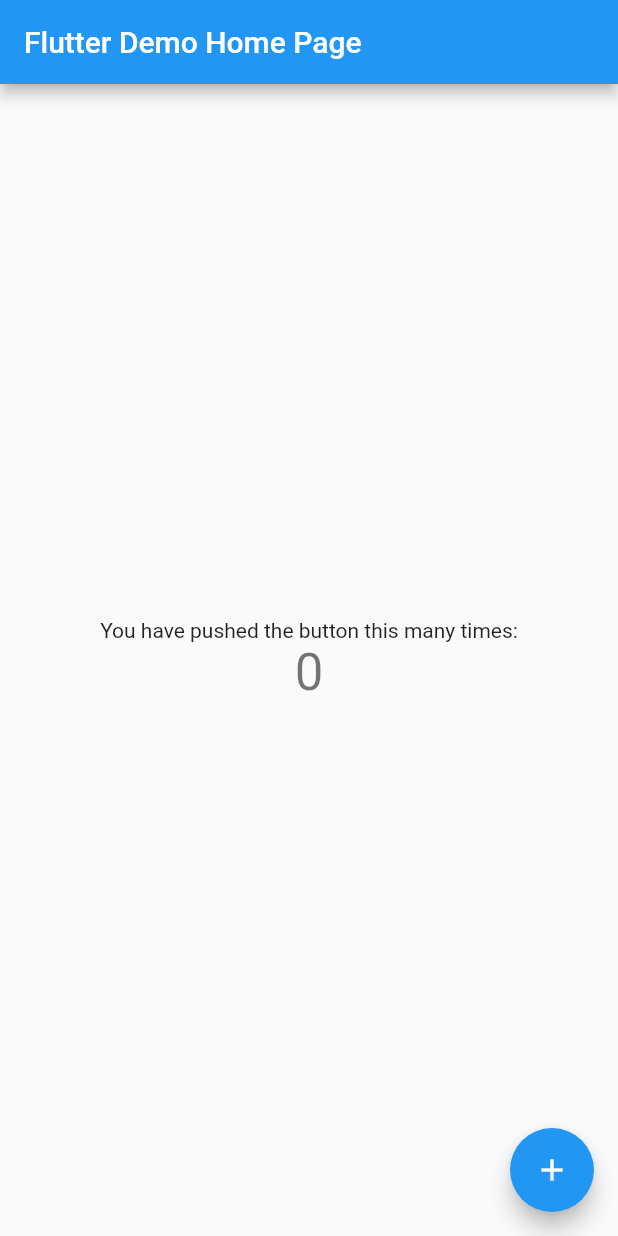
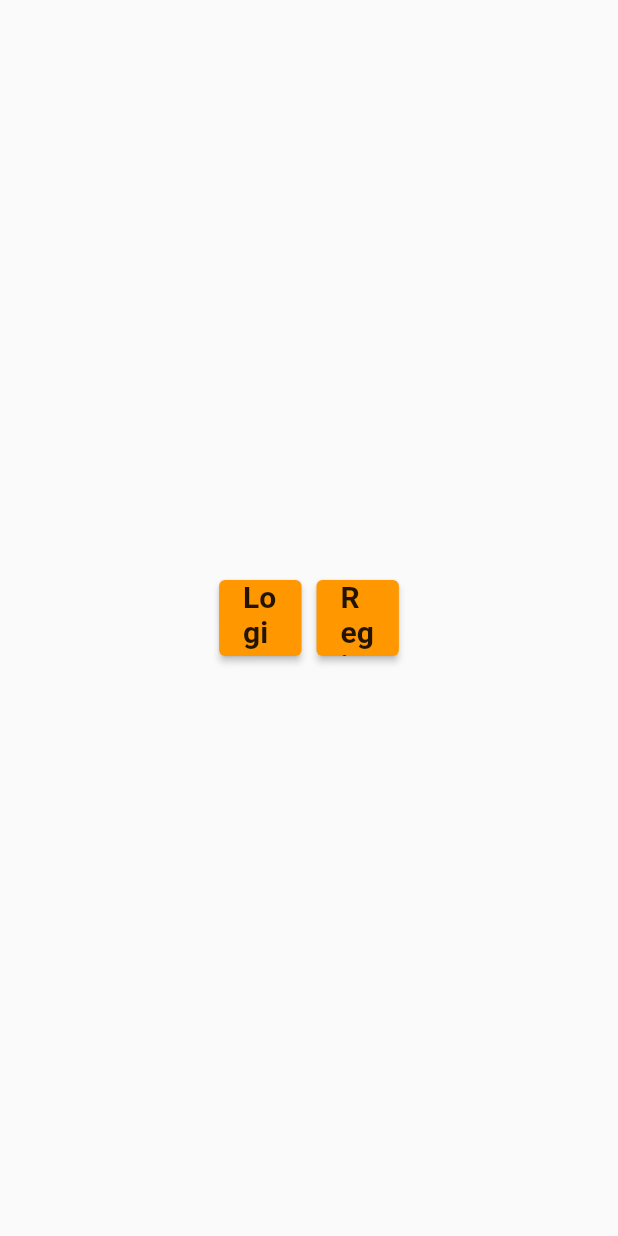
Before and after one commit to kumudithaperera/Ditto, a Flutter app: the screen it shows after launch, on a phone screen of 412 x 824 dp. Run offline on Flutter 3.47's test engine with Material 2 defaults, Android fonts, the phone set to English and light mode, and no system bars.

Commit message:
login and register pages

```diff
--- /dev/null
+++ b/ditto/lib/ditto_head.dart
@@ -0,0 +1,30 @@
+import 'package:ditto/screens/home_screen.dart';
+import 'package:ditto/screens/login_screen.dart';
+import 'package:ditto/screens/register_screen.dart';
+import 'package:ditto/screens/welcome_screen.dart';
+import 'package:flutter/material.dart';
+
+class MyApp extends StatelessWidget {
+  @override
+  Widget build(BuildContext context) {
+    return MaterialApp(
+      title: 'Ditto',
+      debugShowCheckedModeBanner: false,
+      theme: ThemeData(
+        primarySwatch: Colors.orange,
+        primaryTextTheme: TextTheme(
+          button: TextStyle(
+            fontWeight: FontWeight.bold,
+            fontSize: 20,
+          ),
+        ),
+      ),
+      initialRoute: '/',
+      routes: {
+        '/': (context) => WelcomeScreen(),
+        '/login': (context) => LoginScreen(),
+        '/register': (context) => RegisterScreen(),
+      },
+    );
+  }
+}
--- /dev/null
+++ b/ditto/lib/helper/util.dart
@@ -0,0 +1,36 @@
+import 'package:flutter/material.dart';
+
+class Utils {
+  //Call these variables to get initialized screen sizes//
+
+  static final double appBarHeight =
+      AppBar().preferredSize.height; //app bar height
+  static double statusBarHeight; //status bar height
+  static double
+      totalBodyHeight; //total screen height without appbar or status bar
+  static double
+      reducedBodyHeight; //body height with appbar and status bar reduced
+  static double
+      contentBodyHeight; //body height with appbar and status bar and bottom navigation bar reduced
+  static double bodyWidth; //total screen width
+  //Currency
+  static String currency;
+
+  //Set once in splash screen
+  static setScreenSizes(BuildContext context) {
+    statusBarHeight = MediaQuery.of(context).padding.top;
+    bodyWidth = MediaQuery.of(context).size.width;
+    totalBodyHeight = MediaQuery.of(context).size.height;
+
+    reducedBodyHeight = totalBodyHeight - appBarHeight - statusBarHeight;
+    contentBodyHeight = reducedBodyHeight * 0.866;
+  }
+
+  static getDesignWidth(designMargin) {
+    return (designMargin / 375) * bodyWidth;
+  }
+
+  static getDesignHeight(designMargin) {
+    return (designMargin / 812) * totalBodyHeight;
+  }
+}
--- a/ditto/lib/main.dart
+++ b/ditto/lib/main.dart
@@ -1,64 +1,7 @@
+import 'package:ditto/screens/home_screen.dart';
+import 'package:ditto/ditto_head.dart';
 import 'package:flutter/material.dart';
 
 void main() {
   runApp(MyApp());
 }
-
-class MyApp extends StatelessWidget {
-  @override
-  Widget build(BuildContext context) {
-    return MaterialApp(
-      title: 'Flutter Demo',
-      theme: ThemeData(
-        primarySwatch: Colors.blue,
-      ),
-      home: MyHomePage(title: 'Flutter Demo Home Page'),
-    );
-  }
-}
-
-class MyHomePage extends StatefulWidget {
-  MyHomePage({Key key, this.title}) : super(key: key);
-  final String title;
-
-  @override
-  _MyHomePageState createState() => _MyHomePageState();
-}
-
-class _MyHomePageState extends State<MyHomePage> {
-  int _counter = 0;
-
-  void _incrementCounter() {
-    setState(() {
-      _counter++;
-    });
-  }
-
-  @override
-  Widget build(BuildContext context) {
-    return Scaffold(
-      appBar: AppBar(
-        title: Text(widget.title),
-      ),
-      body: Center(
-        child: Column(
-          mainAxisAlignment: MainAxisAlignment.center,
-          children: <Widget>[
-            Text(
-              'You have pushed the button this many times:',
-            ),
-            Text(
-              '$_counter',
-              style: Theme.of(context).textTheme.headline4,
-            ),
-          ],
-        ),
-      ),
-      floatingActionButton: FloatingActionButton(
-        onPressed: _incrementCounter,
-        tooltip: 'Increment',
-        child: Icon(Icons.add),
-      ),
-    );
-  }
-}
--- /dev/null
+++ b/ditto/lib/screens/welcome_screen.dart
@@ -0,0 +1,54 @@
+import 'package:ditto/helper/util.dart';
+import 'package:flutter/material.dart';
+
+class WelcomeScreen extends StatefulWidget {
+  WelcomeScreen({Key key}) : super(key: key);
+
+  @override
+  _WelcomeScreenState createState() => _WelcomeScreenState();
+}
+
+class _WelcomeScreenState extends State<WelcomeScreen> {
+  @override
+  Widget build(BuildContext context) {
+    Utils.setScreenSizes(context);
+
+    return Scaffold(
+      body: Center(
+        child: Row(
+          mainAxisAlignment: MainAxisAlignment.center,
+          children: [
+            Container(
+              width: Utils.getDesignWidth(50),
+              height: Utils.getDesignHeight(50),
+              margin: EdgeInsets.all(5),
+              child: ElevatedButton(
+                onPressed: () {
+                  Navigator.pushNamed(context, '/login');
+                },
+                child: Text(
+                  "Login",
+                  style: Theme.of(context).primaryTextTheme.button,
+                ),
+              ),
+            ),
+            Container(
+              width: Utils.getDesignWidth(50),
+              height: Utils.getDesignHeight(50),
+              margin: EdgeInsets.all(5),
+              child: ElevatedButton(
+                onPressed: () {
+                  Navigator.pushNamed(context, '/register');
+                },
+                child: Text(
+                  "Register",
+                  style: Theme.of(context).primaryTextTheme.button,
+                ),
+              ),
+            ),
+          ],
+        ),
+      ),
+    );
+  }
+}
```
Also changed, not shown: ditto/lib/screens/home_screen.dart (added, +17 -0 lines), ditto/lib/screens/login_screen.dart (added, +76 -0 lines), ditto/lib/screens/register_screen.dart (added, +87 -0 lines), ditto/lib/widgets/custom_button.dart (added, +35 -0 lines).
